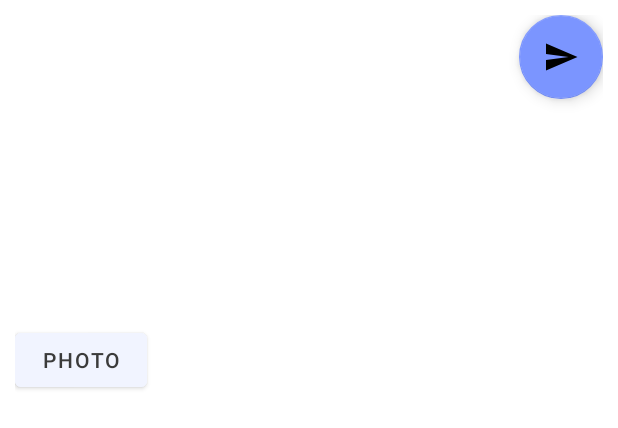
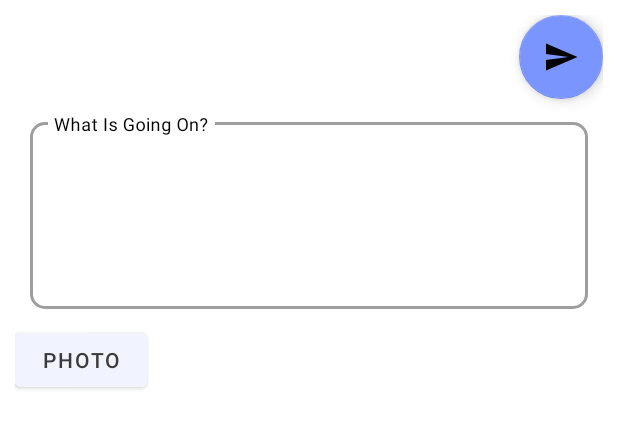
Before and after one commit to sogood99/anyAPP, an Android app: the layout fragment_new_tweet.xml on its own in the app's theme, with its tools: preview values and no code run, on a phone screen of 412 x 824 dp. Shown: the top 428 px of the screen. Run offline under Robolectric (Android 15) with nearby library versions, the phone set to English and light mode, and no system bars.

Commit message:
Fixed bugs

```diff
--- a/app/src/main/res/layout/fragment_new_tweet.xml
+++ b/app/src/main/res/layout/fragment_new_tweet.xml
@@ -27,7 +27,10 @@
         app:boxCornerRadiusBottomStart="10dp"
         app:boxCornerRadiusTopEnd="10dp"
         app:boxCornerRadiusTopStart="10dp"
-        app:layout_constraintTop_toBottomOf="@id/sendTweetButton">
+        app:boxStrokeColor="#9E9E9E"
+        app:hintTextColor="@color/black"
+        app:layout_constraintTop_toBottomOf="@id/sendTweetButton"
+        tools:layout_editor_absoluteX="10dp">
 
         <com.google.android.material.textfield.TextInputEditText
             android:layout_width="match_parent"
--- a/app/src/main/res/layout/item_tweet.xml
+++ b/app/src/main/res/layout/item_tweet.xml
@@ -10,6 +10,7 @@
         android:id="@+id/card"
         android:layout_width="match_parent"
         android:layout_height="wrap_content"
+        app:cardBackgroundColor="@color/white"
         app:layout_constraintLeft_toLeftOf="parent"
         app:layout_constraintTop_toTopOf="parent">
 
```
Also changed, not shown: app/src/main/java/com/example/anyapp/Home.kt (+12 -7 lines).
